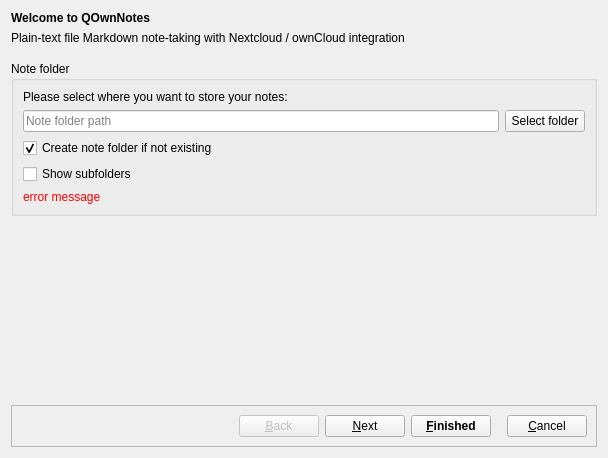
Qt form src/dialogs/welcomedialog.ui (pbek/QOwnNotes) before a commit.
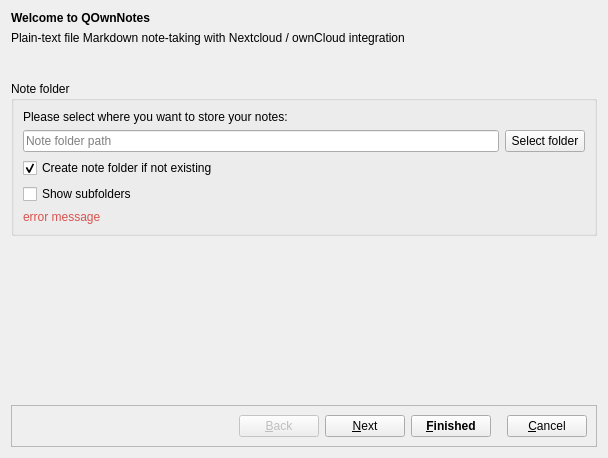
The same form after that commit. Icons and pictures are not drawn. Custom widgets are drawn as their Qt base class.

Commit message: welcomedialog: show current step and make next step the default button

```diff
--- a/src/dialogs/welcomedialog.ui
+++ b/src/dialogs/welcomedialog.ui
@@ -143,6 +143,13 @@
      </layout>
     </widget>
    </item>
+   <item row="3" column="0">
+    <widget class="QLabel" name="stepLabel">
+     <property name="text">
+      <string notr="true"/>
+     </property>
+    </widget>
+   </item>
    <item row="4" column="0">
     <widget class="QStackedWidget" name="stackedWidget">
      <property name="currentIndex">
@@ -171,11 +178,14 @@
           <item row="4" column="0">
            <widget class="QLabel" name="errorMessageLabel">
             <property name="styleSheet">
-             <string notr="true">* { color: red }</string>
+             <string notr="true">* { color: #d9534f; }</string>
             </property>
             <property name="text">
              <string notr="true">error message</string>
             </property>
+            <property name="wordWrap">
+             <bool>true</bool>
+            </property>
            </widget>
           </item>
           <item row="0" column="0">
```
The commit also changes 3 other files.
